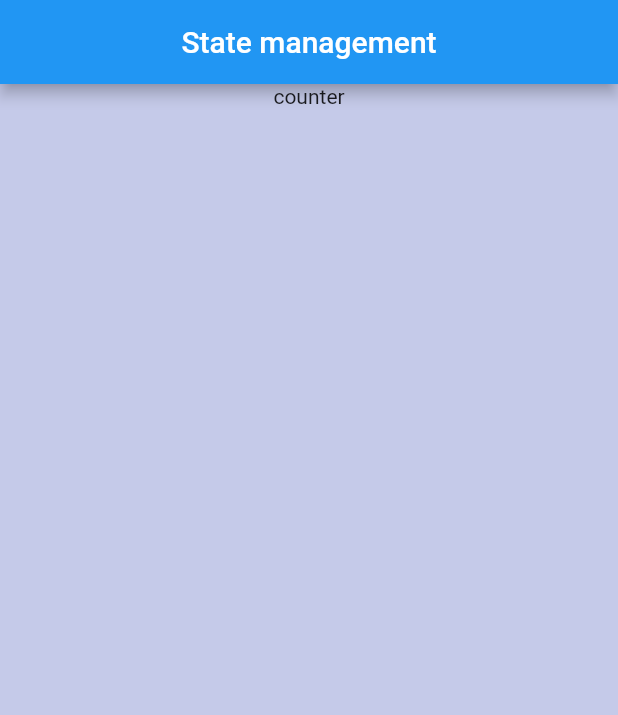
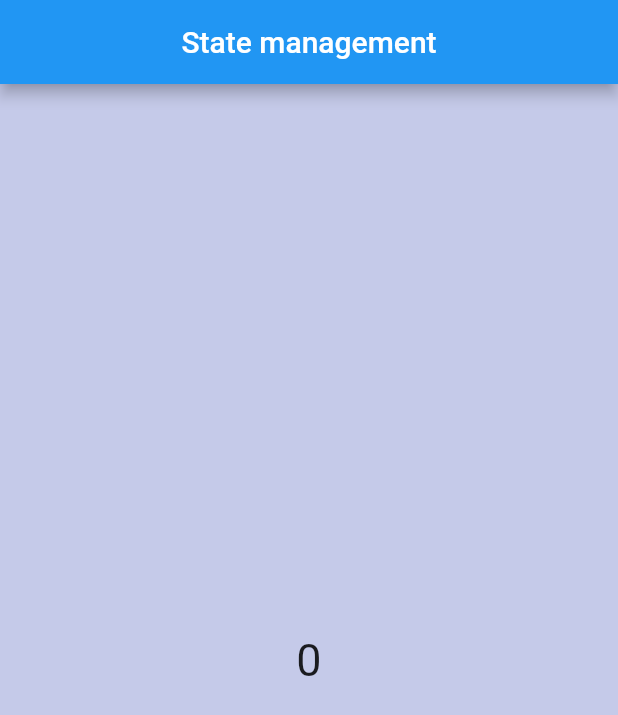
Before and after one commit to AbdurRehman-coder/timer_state_managment, a Flutter app: the first screen one second after launch, on a phone screen of 412 x 824 dp. Shown: the top 715 px of the screen. Run offline on Flutter 3.47's test engine with Material 2 defaults, Android fonts, the phone set to English and light mode, and no system bars.

Commit message:
Run Successfully with increment timer
We have set infinite timer  with 1 second duration through Provider State Management

```diff
--- a/lib/counter.dart
+++ b/lib/counter.dart
@@ -10,7 +10,7 @@ class Counter with ChangeNotifier{
 
   // method that will increment the counter
   // and also set the state through NotifyListener
- void addCounter(){
+ void increment(){
    _counter++;
    //this listener works like setState
    notifyListeners();
--- a/lib/home.dart
+++ b/lib/home.dart
@@ -1,23 +1,52 @@
+import 'dart:async';
+import 'dart:developer';
+import 'package:timer_state_managment/counter.dart';
 import 'package:flutter/material.dart';
-class HomeScreen extends StatelessWidget {
-  const HomeScreen({Key? key}) : super(key: key);
+import 'package:provider/provider.dart';
+class HomeScreen extends StatefulWidget {
+    const HomeScreen({Key? key}) : super(key: key);
+
+  @override
+  State<HomeScreen> createState() => _HomeScreenState();
+}
+
+class _HomeScreenState extends State<HomeScreen> {
+    Timer? timer;
+    //initState call before build(context)
+    @override
+  void initState() {
+    // TODO: implement initState
+    super.initState();
+    timer = Timer.periodic(const Duration(seconds: 1),
+            (timer) {
+      // Provider obtain and listen to an object
+      // in this case Counter class
+      var provider = Provider.of<Counter>(context, listen: false);
+      provider.increment();
+    });
+  }
 
   @override
   Widget build(BuildContext context) {
+      print('build ' + Counter().counter.toString());
     return Scaffold(
       backgroundColor: Colors.indigo[100],
       appBar: AppBar(
 
-        title: const Text('State management'),
+        title:  Text('State management'),
         centerTitle: true,
       ),
       body: Center(
-        child: Column(
-          children:  const [
-            Text('counter'),
-          ],
-        ),
-      ),
+          child:  Consumer<Counter>(
+                builder: (context, value,child) {
+                  return Text(value.counter.toString()  ,
+                  style: TextStyle(
+                  fontSize: 30
+
+                  ),);
+                }
+                ))
+
     );
   }
 }
--- a/lib/main.dart
+++ b/lib/main.dart
@@ -17,7 +17,7 @@ class MyApp extends StatelessWidget {
     // it will listen for all changes that will
     // occur inside the app
    return ChangeNotifierProvider(
-       create: (context) => Counter(),
+       create: (_) => Counter(),
      child: Builder(
        builder: (BuildContext context){
          return const MaterialApp(
```
